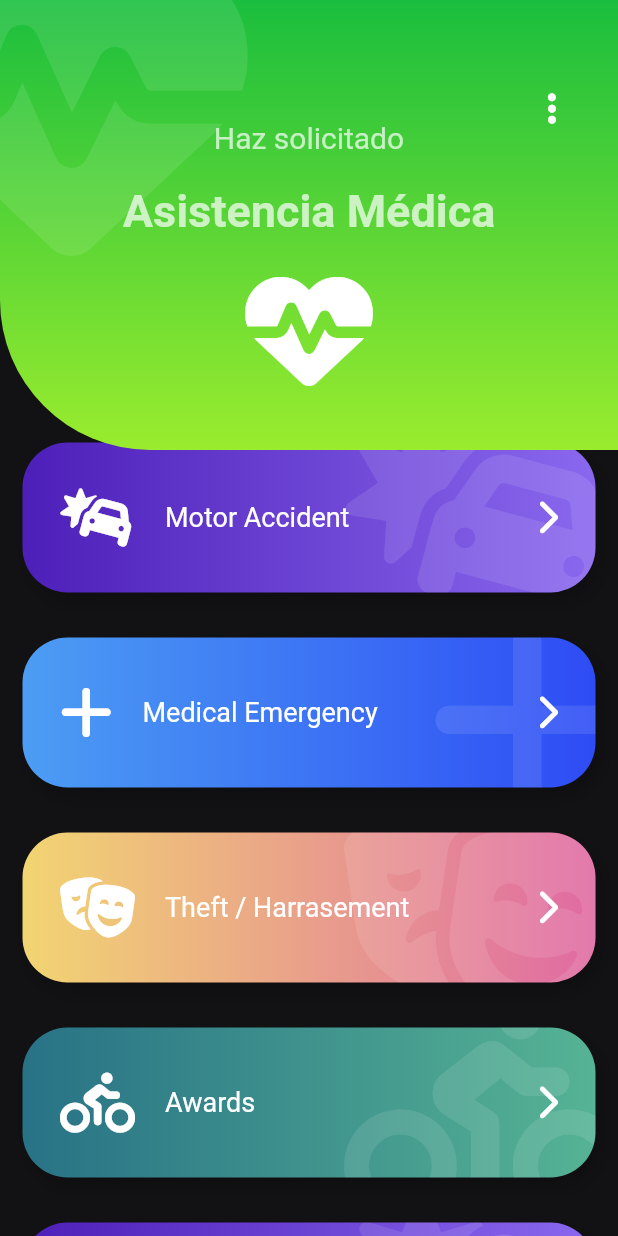
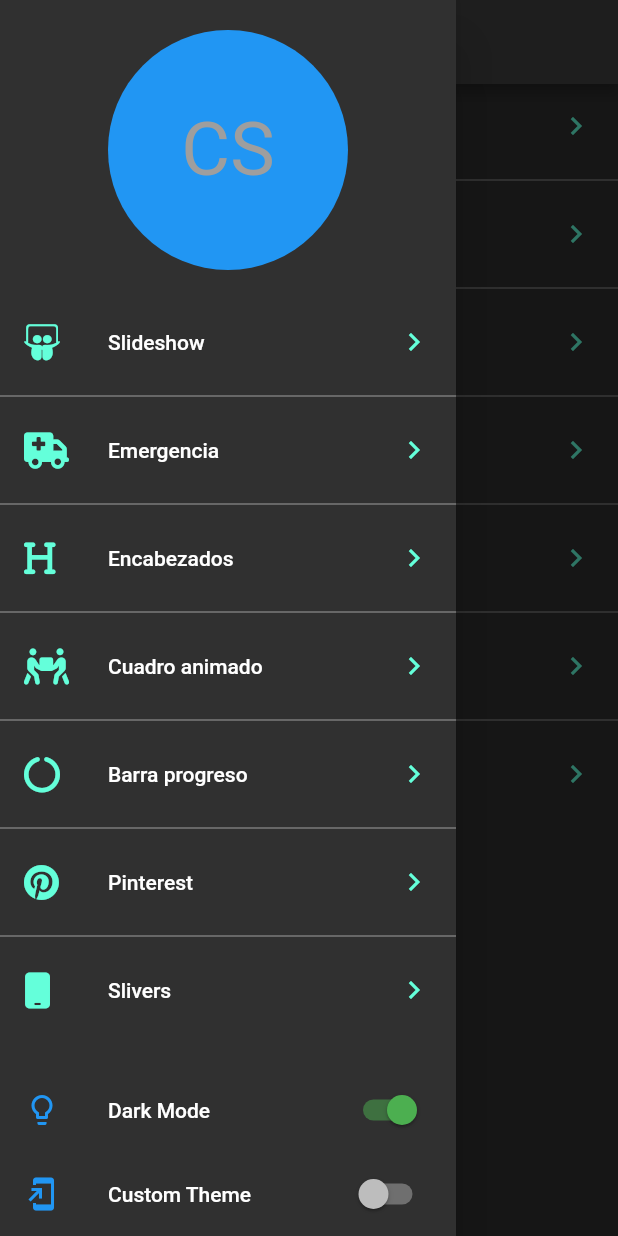
Before and after one commit to Gilmhar/flutter_intermedio, a Flutter app: the screen it shows after launch, with the side drawer open (before the commit the screen has no drawer), on a phone screen of 412 x 824 dp. Run offline on Flutter 3.47's test engine with Material 2 defaults, Android fonts, the phone set to English and light mode, and no system bars; our stand-ins replace animate_do, flutter_svg, font_awesome_flutter.

Commit message:
Se comenzó con la parte de los temas.

```diff
--- a/lib/main.dart
+++ b/lib/main.dart
@@ -1,9 +1,12 @@
 import 'package:flutter/material.dart';
 
-//import 'package:disenos_app/src/pages/launcher_page.dart';
+import 'package:provider/provider.dart';
+
+import 'package:disenos_app/src/theme/them_changer.dart';
+import 'package:disenos_app/src/pages/launcher_page.dart';
 
 //import 'package:disenos_app/src/pages/slider_list_page.dart';
-import 'package:disenos_app/src/pages/emergency_page.dart';
+//import 'package:disenos_app/src/pages/emergency_page.dart';
 // import 'package:disenos_app/src/pages/pinterest_page.dart';
 // import 'package:disenos_app/src/pages/slideshow_page.dart';
 //import 'package:disenos_app/src/labs/slidesshow_labs.dart';
@@ -13,7 +16,8 @@ import 'package:disenos_app/src/pages/emergency_page.dart';
 //import 'package:disenos_app/src/pages/graficas_circulares_page.dart';
 
 void main() {
-  runApp(const MyApp());
+  runApp(ChangeNotifierProvider(
+      create: (_) => ThemeChanger(2), child: const MyApp()));
 }
 
 class MyApp extends StatelessWidget {
@@ -22,10 +26,12 @@ class MyApp extends StatelessWidget {
   // This widget is the root of your application.
   @override
   Widget build(BuildContext context) {
-    return const MaterialApp(
+    final currentTheme = Provider.of<ThemeChanger>(context).currentTheme;
+    return MaterialApp(
+      theme: currentTheme,
       debugShowCheckedModeBanner: false,
       title: 'Diseños App',
-      home: EmergencyPage(),
+      home: const LauncherPage(),
     );
   }
 }
--- a/lib/src/pages/launcher_page.dart
+++ b/lib/src/pages/launcher_page.dart
@@ -1,4 +1,10 @@
 import 'package:flutter/material.dart';
+
+import 'package:provider/provider.dart';
+import 'package:font_awesome_flutter/font_awesome_flutter.dart';
+
+import 'package:disenos_app/src/theme/them_changer.dart';
+import 'package:disenos_app/src/routes/routes.dart';
 
 class LauncherPage extends StatelessWidget {
   const LauncherPage({super.key});
@@ -9,6 +15,99 @@ class LauncherPage extends StatelessWidget {
       appBar: AppBar(
         title: const Text('Diseños en Flutter'),
       ),
+      drawer: _MenuPrincipal(),
+      body: _ListadeOpciones(),
     );
   }
 }
+
+class _ListadeOpciones extends StatelessWidget {
+  @override
+  Widget build(BuildContext context) {
+    final  appTheme = Provider.of<ThemeChanger>(context).currentTheme;
+    return ListView.separated(
+      physics: const BouncingScrollPhysics(),
+      separatorBuilder: (context, i) => Divider(
+        color: appTheme.primaryColorLight,
+      ),
+      itemCount: pageRoutes.length,
+      itemBuilder: (context, i) => ListTile(
+        leading: FaIcon(
+          pageRoutes[i].icon,
+          color: appTheme.colorScheme.secondary,
+        ),
+        title: Text(pageRoutes[i].titulo),
+        trailing: Icon(
+          Icons.chevron_right,
+          color: appTheme.colorScheme.secondary,
+        ),
+        onTap: () {
+          Navigator.push(
+              context,
+              MaterialPageRoute(
+                  builder: (BuildContext context) => pageRoutes[i].page));
+        },
+      ),
+    );
+  }
+}
+
+class _MenuPrincipal extends StatelessWidget {
+  @override
+  Widget build(BuildContext context) {
+    final appTheme = Provider.of<ThemeChanger>(context);
+    return Drawer(
+      child: Column(
+        children: [
+          SafeArea(
+            child: Container(
+              padding: const EdgeInsets.all(20),
+              width: double.infinity,
+              height: 200,
+              child: const CircleAvatar(
+                backgroundColor: Colors.blue,
+                child: Text(
+                  'CS',
+                  style: TextStyle(fontSize: 50),
+                ),
+              ),
+            ),
+          ),
+          Expanded(child: _ListadeOpciones()),
+          ListTile(
+            leading: const Icon(
+              Icons.lightbulb_outlined,
+              color: Colors.blue,
+            ),
+            title: const Text('Dark Mode'),
+            trailing: Switch.adaptive(
+                value: appTheme.darkTheme,
+                activeColor: Colors.green,
+                onChanged: (value) {
+                  appTheme.darkTheme = value;
+                }),
+          ),
+          SafeArea(
+            bottom: true,
+            top: false,
+            left: false,
+            right: false,
+            child: ListTile(
+              leading: const Icon(
+                Icons.add_to_home_screen,
+                color: Colors.blue,
+              ),
+              title: const Text('Custom Theme'),
+              trailing: Switch.adaptive(
+                  value: appTheme.customTheme,
+                  activeColor: Colors.green,
+                  onChanged: (value) {
+                    appTheme.customTheme = value;
+                  }),
+            ),
+          )
+        ],
+      ),
+    );
+  }
+}
--- a/lib/src/pages/slideshow_page.dart
+++ b/lib/src/pages/slideshow_page.dart
@@ -27,10 +27,10 @@ class MiSlideShow extends StatelessWidget {
   Widget build(BuildContext context) {
     return Slideshow(
       //puntosArriba: true,
-      colorPrimario: Colors.red,
-      colorSecundario: Colors.teal,
-      bulletPrimario: 1,
-      bulletSecundario: 12,
+      colorPrimario: Colors.amber,
+      colorSecundario: Colors.blue,
+      bulletPrimario: 12,
+      bulletSecundario: 8,
       slides: [
         SvgPicture.asset('assets/svg/slide-1.svg'),
         SvgPicture.asset('assets/svg/slide-2.svg'),
--- /dev/null
+++ b/lib/src/routes/routes.dart
@@ -0,0 +1,31 @@
+import 'package:flutter/material.dart';
+
+import 'package:font_awesome_flutter/font_awesome_flutter.dart';
+
+import 'package:disenos_app/src/pages/slideshow_page.dart';
+import 'package:disenos_app/src/pages/emergency_page.dart';
+import 'package:disenos_app/src/pages/graficas_circulares_page.dart';
+import 'package:disenos_app/src/pages/headers_page.dart';
+import 'package:disenos_app/src/pages/pinterest_page.dart';
+import 'package:disenos_app/src/pages/slider_list_page.dart';
+import 'package:disenos_app/src/retos/cuadrado_animado.dart';
+
+final pageRoutes = <_Route>[
+  _Route(FontAwesomeIcons.slideshare, 'Slideshow', const SlidesShowPage()),
+  _Route(FontAwesomeIcons.truckMedical, 'Emergencia', const EmergencyPage()),
+  _Route(FontAwesomeIcons.heading, 'Encabezados', const HeadersPage()),
+  _Route(FontAwesomeIcons.peopleCarryBox, 'Cuadro animado',
+      const CuadradoAnimadoPage()),
+  _Route(FontAwesomeIcons.circleNotch, 'Barra progreso',
+      const GraficasCircularesPage()),
+  _Route(FontAwesomeIcons.pinterest, 'Pinterest', const PinterestPage()),
+  _Route(FontAwesomeIcons.mobile, 'Slivers', const SliverListPage()),
+];
+
+class _Route {
+  final IconData icon;
+  final String titulo;
+  final Widget page;
+
+  _Route(this.icon, this.titulo, this.page);
+}
--- /dev/null
+++ b/lib/src/theme/them_changer.dart
@@ -0,0 +1,51 @@
+import 'package:flutter/material.dart';
+
+class ThemeChanger with ChangeNotifier {
+  bool _darkTheme = false;
+  bool _customTheme = false;
+  ThemeData _currentTheme = ThemeData.light();
+
+  bool get darkTheme => _darkTheme;
+  bool get customTheme => _customTheme;
+  ThemeData get currentTheme => _currentTheme;
+
+  ThemeChanger(int theme) {
+    switch (theme) {
+      case 1: //light
+        _darkTheme = false;
+        _customTheme = false;
+        _currentTheme = ThemeData.light();
+        break;
+      case 2: //dark
+        _darkTheme = true;
+        _customTheme = false;
+        _currentTheme = ThemeData.dark();
+        break;
+      case 3: //custom
+        _darkTheme = false;
+        _customTheme = true;
+        break;
+      default:
+      _darkTheme = false;
+      _customTheme = false;
+      _currentTheme = ThemeData.light();
+    }
+  }
+
+  set darkTheme(bool value) {
+    _customTheme = false;
+    _darkTheme = value;
+    if (value) {
+      _currentTheme = ThemeData.dark();
+    } else {
+      _currentTheme = ThemeData.light();
+    }
+    notifyListeners();
+  }
+
+  set customTheme(bool value) {
+    _customTheme = value;
+    _darkTheme = false;
+    notifyListeners();
+  }
+}
```
